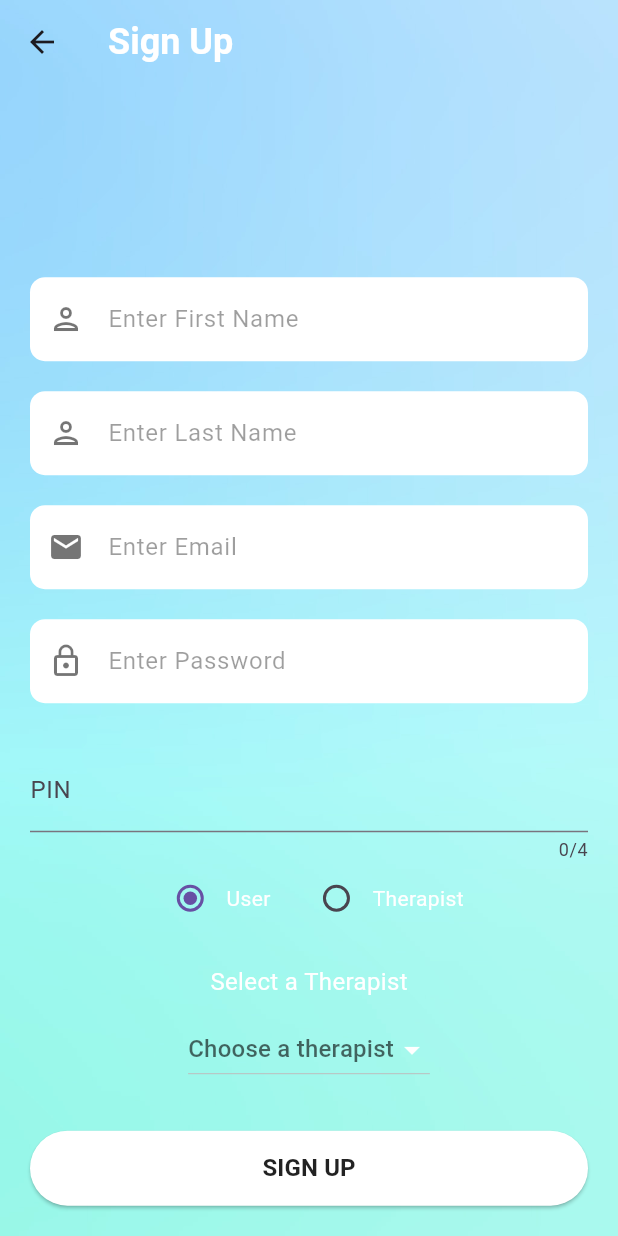
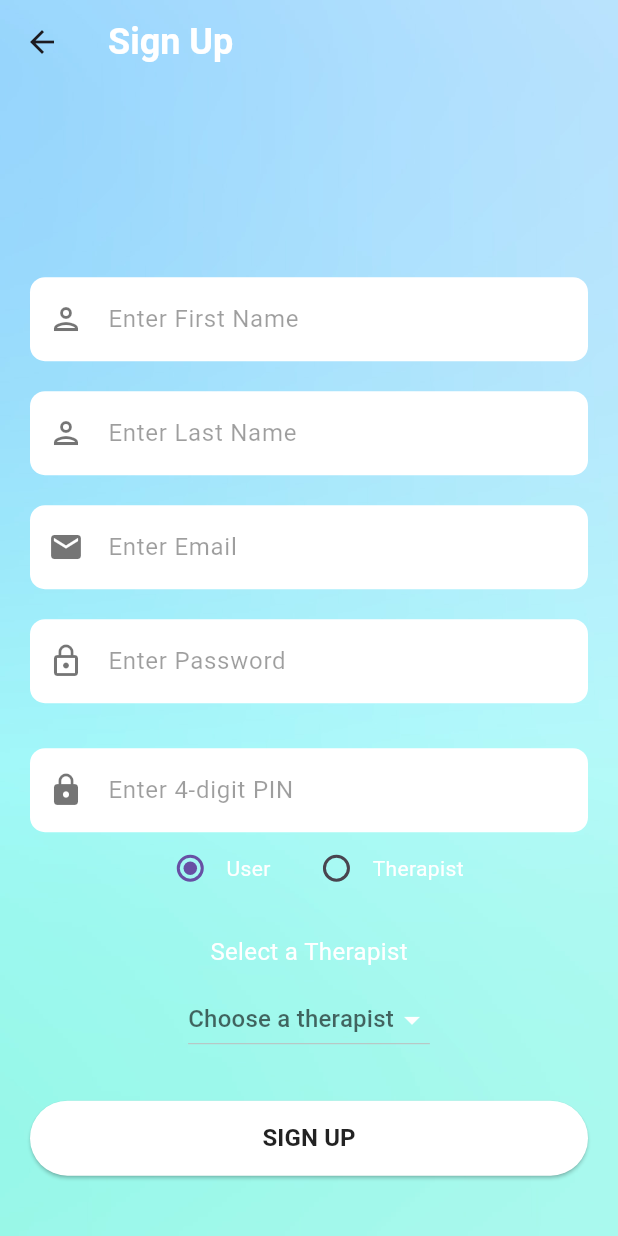
Before and after one commit to mariam-ahmed/myDiaryApp, a Flutter app: the SignUpScreen screen opened directly, on a phone screen of 412 x 824 dp. Run offline on Flutter 3.47's test engine with Material 3 defaults, Android fonts, the phone set to English and light mode, and no system bars; our stand-ins replace cloud_firestore, firebase_auth, firebase_core, fl_chart, flutter_secure_storage; missing offline and left inert: cryptography; accounts and stored records are empty.

Commit message:
finer changes

```diff
--- a/lib/encryption/phe_encryption.dart
+++ b/lib/encryption/phe_encryption.dart
@@ -42,7 +42,7 @@ class PHEEncryptionService
         final String decrypted = await platform.invokeMethod('decrypt', {'ciphertext': encrypted});
         decryptedVector.add(decrypted);
       } catch (e) {
-        print("Decryption Error for element $encrypted: $e");
+        print("Decryption Error in vector for element $encrypted: $e");
         decryptedVector.add(""); // Optional: mark errors
       }
     }
--- a/lib/reusable_widgets/reusable_widget.dart
+++ b/lib/reusable_widgets/reusable_widget.dart
@@ -8,26 +8,37 @@ Image bgImage(String imageName) {
   return Image.asset(imageName, fit: BoxFit.cover, width: double.infinity, height: 280);
 }
 
-Widget reusableTextField(String hintText, IconData icon, bool isPasswordType, TextEditingController controller) {
+Widget reusableTextField(
+    String hintText,
+    IconData icon,
+    bool isPasswordType,
+    TextEditingController controller, {
+      TextInputType keyboardType = TextInputType.text,
+      int? maxLength,
+    }) {
   return TextField(
     controller: controller,
     obscureText: isPasswordType,
-    cursorColor: Colors.black87, // Cursor color
-    style: TextStyle(color: Colors.black87), // Text color
+    cursorColor: Colors.black87,
+    keyboardType: keyboardType,
+    maxLength: maxLength,
+    style: const TextStyle(color: Colors.black87),
     decoration: InputDecoration(
       prefixIcon: Icon(icon, color: Colors.black54),
       hintText: hintText,
-      hintStyle: TextStyle(color: Colors.black38), // Hint text color
+      hintStyle: const TextStyle(color: Colors.black38),
       filled: true,
-      fillColor: Colors.white, // Background color of TextField
+      fillColor: Colors.white,
       border: OutlineInputBorder(
         borderRadius: BorderRadius.circular(10),
-        borderSide: BorderSide.none, // Remove the border line
+        borderSide: BorderSide.none,
       ),
-      contentPadding: EdgeInsets.symmetric(vertical: 16, horizontal: 20),
+      contentPadding: const EdgeInsets.symmetric(vertical: 16, horizontal: 20),
+      counterText: "", // Hides character counter for cleaner UI
     ),
   );
 }
+
 
 Container signInSignUpButton(BuildContext context, bool isLogin,
     Function onTap) {
--- a/lib/screens/signup_screen.dart
+++ b/lib/screens/signup_screen.dart
@@ -97,12 +97,13 @@ class _SignUpScreenState extends State<SignUpScreen> {
                     _passwordTextController),
                 const SizedBox(height: 30),
 
-                TextField(
-                  controller: _pinTextController,
+                reusableTextField(
+                  "Enter 4-digit PIN",
+                  Icons.lock,
+                  true,
+                  _pinTextController,
                   keyboardType: TextInputType.number,
-                  obscureText: true,
                   maxLength: 4,
-                  decoration: const InputDecoration(labelText: "PIN"),
                 ),
 
                 // Role Selection (Radio Buttons)
@@ -188,7 +189,7 @@ class _SignUpScreenState extends State<SignUpScreen> {
                             builder: (context) => HomeScreen(
                                 FirebaseAuth.instance.currentUser!.uid)),
                       );
-                    } else {
+                    } else if (selectedRole == "Therapist") {
                       createTherapistAccount(
                           _firstNameTextController.text,
                           _lastNameTextController.text,
@@ -200,15 +201,12 @@ class _SignUpScreenState extends State<SignUpScreen> {
                                 FirebaseAuth.instance.currentUser!.uid)),
                       );
                     }
+                    else {
+                      print("Could not figure out role for signup");
+                    }
                     ;
                     print("Created New Account");
                     await encryptionService.generateAndStoreKey();
-                    Navigator.pushReplacement(
-                      context,
-                      MaterialPageRoute(
-                          builder: (context) => HomeScreen(
-                              FirebaseAuth.instance.currentUser!.uid)),
-                    );
                   }).onError((error, stackTrace) {
                     print("Error ${error.toString()}");
                   });
```
Also changed, not shown: lib/encryption/dp_noise.dart (+34 -0 lines), lib/encryption/entry_encryption.dart (+25 -0 lines), lib/reusable_methods/firebase_methods.dart (+30 -3 lines), lib/screens/home_screen.dart (+6 -3 lines), lib/screens/therapist/patient_analytics_screen.dart (+66 -18 lines), 3 other files.
